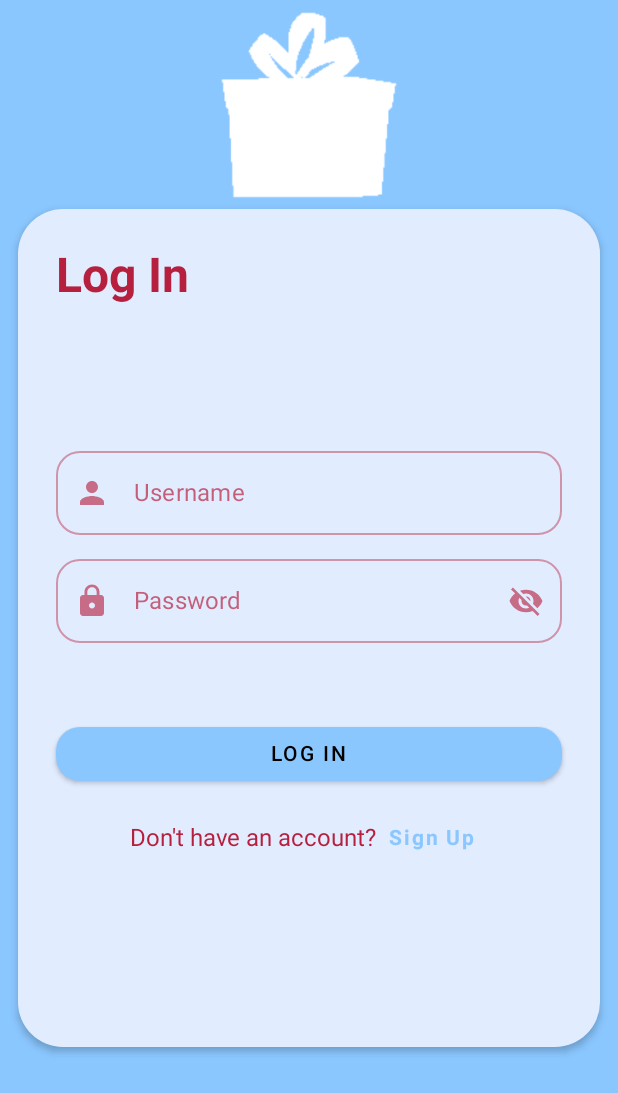
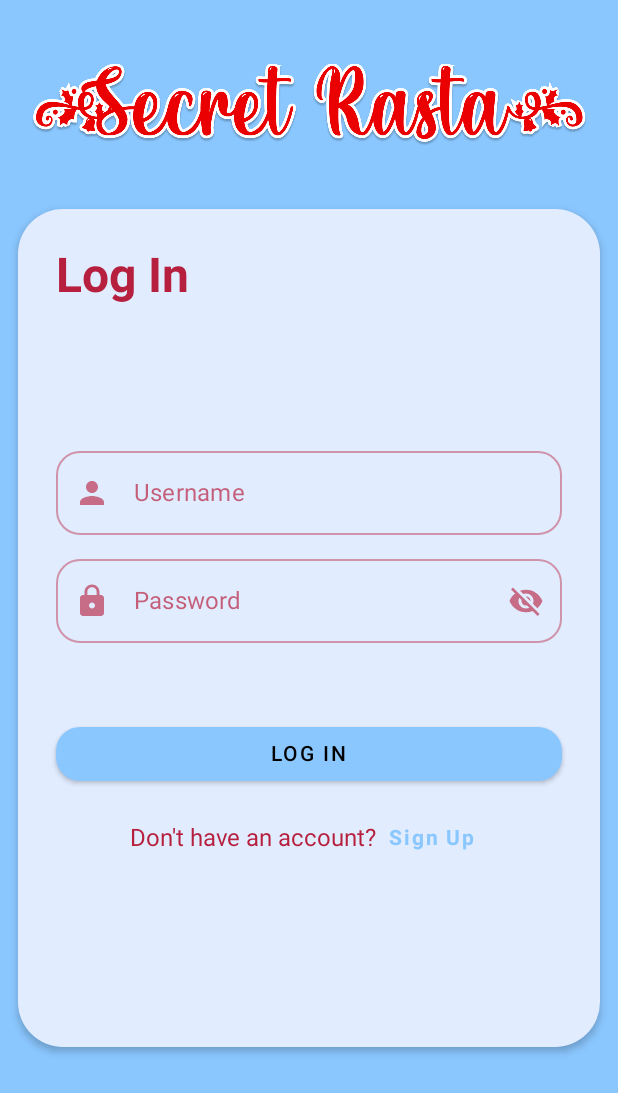
Before and after one commit to Almac2x/Project-Rasta, an Android app built with Jetpack Compose: the screen it shows after launch (MainActivity), on a phone screen of 412 x 824 dp. Shown: the top 1093 px of the screen. Run offline under Robolectric (Android 15) with nearby library versions, the phone set to English and light mode, and no system bars; our stand-ins replace Dagger/Hilt's generated code, Room's generated code, livedata-compose; 1 statement that could not run was skipped.

Commit message:
[Able to get Token From SaveStateHandler of DaggerHilt]
-Also Change tile.png with updated logo
- Chnage the image of the Login Screen from gift to title.png
- Same with Splash Screen, but the Coloumn does not work hard coded it

```diff
--- a/app/src/main/java/com/rastatech/projectrasta/features/splash_login_signup/presentation/login/LoginScreen.kt
+++ b/app/src/main/java/com/rastatech/projectrasta/features/splash_login_signup/presentation/login/LoginScreen.kt
@@ -55,7 +55,7 @@ fun LoginScreen(
     LaunchedEffect(key1 = viewModel.navigateToHomeGraph.value){
 
         if(viewModel.navigateToHomeGraph.value){
-            navController.navigate(HOME_GRAPH_ROUTE){
+            navController.navigate(route = "$HOME_GRAPH_ROUTE/" + "${viewModel.argument}"){
                 popUpTo(BottomBarScreens.Home.route){
                     inclusive = true
                 }
@@ -75,13 +75,13 @@ fun LoginScreen(
             // App Logo
             Image(
                 painter = painterResource(
-                    id = R.drawable.gift
+                    id = R.drawable.title
                 ),
                 contentDescription = "App Logo",
                 modifier = Modifier
                     .weight(0.5f)
-                    .size(128.dp),
-                colorFilter = ColorFilter.tint(Color.White)
+                    .fillMaxWidth()
+                    .padding(start = 20.dp, end = 20.dp)
             )
 
             // Card Content
--- a/app/src/main/java/com/rastatech/projectrasta/features/splash_login_signup/presentation/splash/SplashScreen.kt
+++ b/app/src/main/java/com/rastatech/projectrasta/features/splash_login_signup/presentation/splash/SplashScreen.kt
@@ -4,8 +4,7 @@ import android.view.animation.OvershootInterpolator
 import androidx.compose.animation.core.Animatable
 import androidx.compose.animation.core.tween
 import androidx.compose.foundation.Image
-import androidx.compose.foundation.layout.Box
-import androidx.compose.foundation.layout.fillMaxSize
+import androidx.compose.foundation.layout.*
 import androidx.compose.runtime.Composable
 import androidx.compose.runtime.LaunchedEffect
 import androidx.compose.runtime.remember
@@ -13,6 +12,7 @@ import androidx.compose.ui.Alignment
 import androidx.compose.ui.Modifier
 import androidx.compose.ui.draw.scale
 import androidx.compose.ui.res.painterResource
+import androidx.compose.ui.unit.dp
 import androidx.navigation.NavController
 import com.rastatech.projectrasta.nav_graph.AUTH_GRAPH_ROUTE
 import com.rastatech.projectrasta.R
@@ -48,14 +48,22 @@ fun SplashScreen(navController: NavController) {
     }
 
 
-    Box(
+    Column(
         modifier = Modifier.fillMaxSize(),
-        contentAlignment = Alignment.Center
+        horizontalAlignment = Alignment.CenterHorizontally,
+        verticalArrangement = Arrangement.Center
     ){
-        Image(
-            painter = painterResource(id = R.drawable.logo),  // inser here the logo of the app
-            contentDescription = "Logo",
-            modifier = Modifier.scale(scale.value))
+
+            Image(
+                painter = painterResource(id = R.drawable.logo),  // insert here the logo of the app
+                contentDescription = "Logo",
+                modifier = Modifier.scale(scale.value))
+
+            Image(
+                painter = painterResource(id = R.drawable.title),  // insert here the logo of the app
+                contentDescription = "Title",
+                modifier = Modifier.fillMaxWidth().padding(start = 20.dp, end = 20.dp, top = 100.dp)) // Hard Coded Please Change
+
     }
 
 }
--- a/app/src/main/java/com/rastatech/projectrasta/nav_graph/BottomNavGraph.kt
+++ b/app/src/main/java/com/rastatech/projectrasta/nav_graph/BottomNavGraph.kt
@@ -6,6 +6,7 @@ import androidx.compose.runtime.Composable
 import androidx.navigation.NavHostController
 import androidx.navigation.compose.NavHost
 import androidx.navigation.compose.composable
+import androidx.navigation.compose.navigation
 import com.rastatech.projectrasta.features.gempage.GemPageScreen
 import com.rastatech.projectrasta.features.userprofile.UserProfileScreen
 import com.rastatech.projectrasta.nav_graph.screens.BottomBarScreens
--- a/app/src/main/java/com/rastatech/projectrasta/nav_graph/HomeNavGraph.kt
+++ b/app/src/main/java/com/rastatech/projectrasta/nav_graph/HomeNavGraph.kt
@@ -3,31 +3,44 @@ package com.rastatech.projectrasta.nav_graph
 import android.util.Log
 import androidx.compose.foundation.ExperimentalFoundationApi
 import androidx.compose.material.ExperimentalMaterialApi
-import androidx.navigation.*
+import androidx.navigation.NavGraphBuilder
+import androidx.navigation.NavHostController
+import androidx.navigation.NavType
 import androidx.navigation.compose.composable
+import androidx.navigation.compose.navigation
+import androidx.navigation.navArgument
 import com.rastatech.projectrasta.nav_graph.screens.BottomBarScreens
 import com.rastatech.projectrasta.screens.HomeScreen
 import com.rastatech.projectrasta.features.main.presentation.screens.MainScreen
 
-
+/**
+ * This File might not be in used
+ */
 const val MAIN_GRAPH_ROUTE = "main_screen"
 const val TAG = "HomeNavGraph"
+
+const val ACCESS_TOKEN_ARGUMENT_KEY = "access_token"
 @ExperimentalFoundationApi
 @ExperimentalMaterialApi
 fun NavGraphBuilder.homeNavGraph(navController: NavHostController) {
 
     navigation(
        startDestination = MAIN_GRAPH_ROUTE,
-        route = "$HOME_GRAPH_ROUTE/{access_token}"
+        route = "$HOME_GRAPH_ROUTE/{$ACCESS_TOKEN_ARGUMENT_KEY}",
+        arguments = listOf(navArgument(ACCESS_TOKEN_ARGUMENT_KEY){
+            type = NavType.StringType
+        })
+
     ){
 
         composable(route = MAIN_GRAPH_ROUTE,
-        arguments = listOf(navArgument("access_token"){
+        arguments = listOf(navArgument(ACCESS_TOKEN_ARGUMENT_KEY){
             type = NavType.StringType
         })
 
              ){
-            Log.i(TAG, "")
+            Log.i(TAG, "Access_Token Received: ${it.arguments?.getString(ACCESS_TOKEN_ARGUMENT_KEY)}")
+
             MainScreen()
         }
 
--- a/app/src/main/java/com/rastatech/projectrasta/nav_graph/NavGraph.kt
+++ b/app/src/main/java/com/rastatech/projectrasta/nav_graph/NavGraph.kt
@@ -8,6 +8,7 @@ import androidx.navigation.compose.composable
 import com.rastatech.projectrasta.features.splash.presentation.screens.SplashScreen
 import com.rastatech.projectrasta.nav_graph.screens.AuthScreens
 import androidx.navigation.NavHostController
+import androidx.navigation.compose.navigation
 
 /**
  *
```
Also changed, not shown: app/src/main/java/com/rastatech/projectrasta/features/main/presentation/screens/MainScreen.kt (+7 -1 lines), app/src/main/java/com/rastatech/projectrasta/features/main/presentation/screens/MainViewModel.kt (added, +28 -0 lines), app/src/main/java/com/rastatech/projectrasta/features/main/presentation/screens/bottom_bar/MainViewModel.kt (deleted, +0 -8 lines), app/src/main/java/com/rastatech/projectrasta/features/splash_login_signup/presentation/login/LoginViewModel.kt (+9 -1 lines), app/src/main/res/drawable-v24/title.png.
